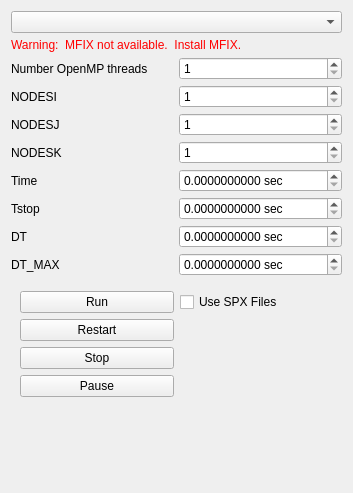
Qt form gui/uifiles/run.ui (truongd8593/mfix) before a commit.
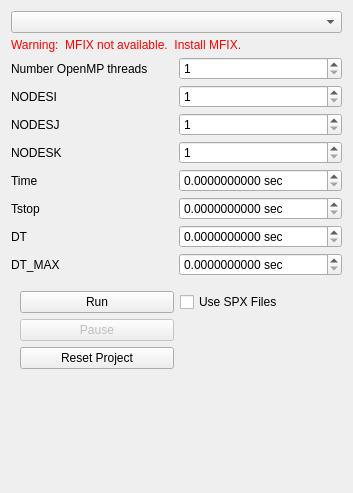
The same form after that commit. Custom widgets are drawn as their Qt base class.

Commit message: run pane: removed stop button; toolbar: 'reset' removes output files

Diff of the .ui file:
```diff
--- a/gui/uifiles/run.ui
+++ b/gui/uifiles/run.ui
@@ -630,28 +630,11 @@
         </property>
        </widget>
       </item>
-      <item row="1" column="0">
-       <widget class="QPushButton" name="restart_mfix_button">
-        <property name="enabled">
-         <bool>true</bool>
-        </property>
-        <property name="text">
-         <string>Restart</string>
-        </property>
-       </widget>
-      </item>
       <item row="2" column="0">
-       <widget class="QPushButton" name="stop_mfix_button">
-        <property name="toolTip">
-         <string>Stop MFIX</string>
-        </property>
-        <property name="text">
-         <string>Stop</string>
-        </property>
-       </widget>
-      </item>
-      <item row="3" column="0">
        <widget class="QPushButton" name="pause_mfix_button">
+        <property name="enabled">
+         <bool>false</bool>
+        </property>
         <property name="text">
          <string>Pause</string>
         </property>
@@ -677,6 +660,19 @@
         </property>
        </widget>
       </item>
+      <item row="3" column="0">
+       <widget class="QPushButton" name="reset_mfix_button">
+        <property name="enabled">
+         <bool>true</bool>
+        </property>
+        <property name="toolTip">
+         <string>Remove output and restart files</string>
+        </property>
+        <property name="text">
+         <string>Reset Project</string>
+        </property>
+       </widget>
+      </item>
      </layout>
     </widget>
    </item>
```
The commit also changes 2 other files.
